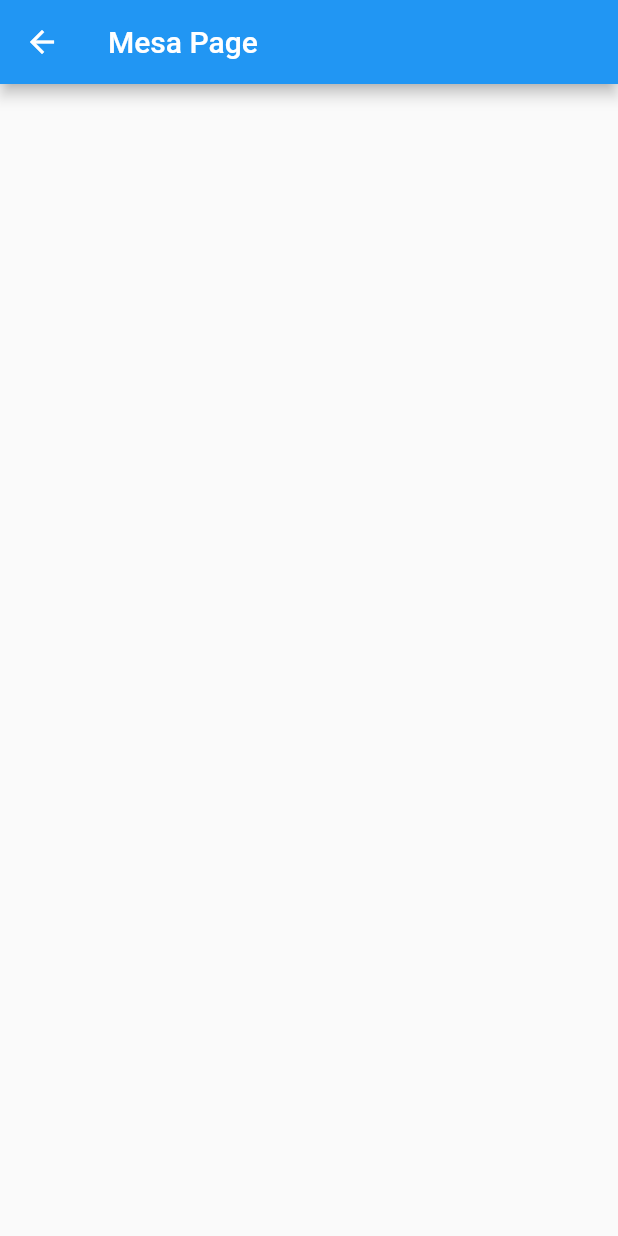
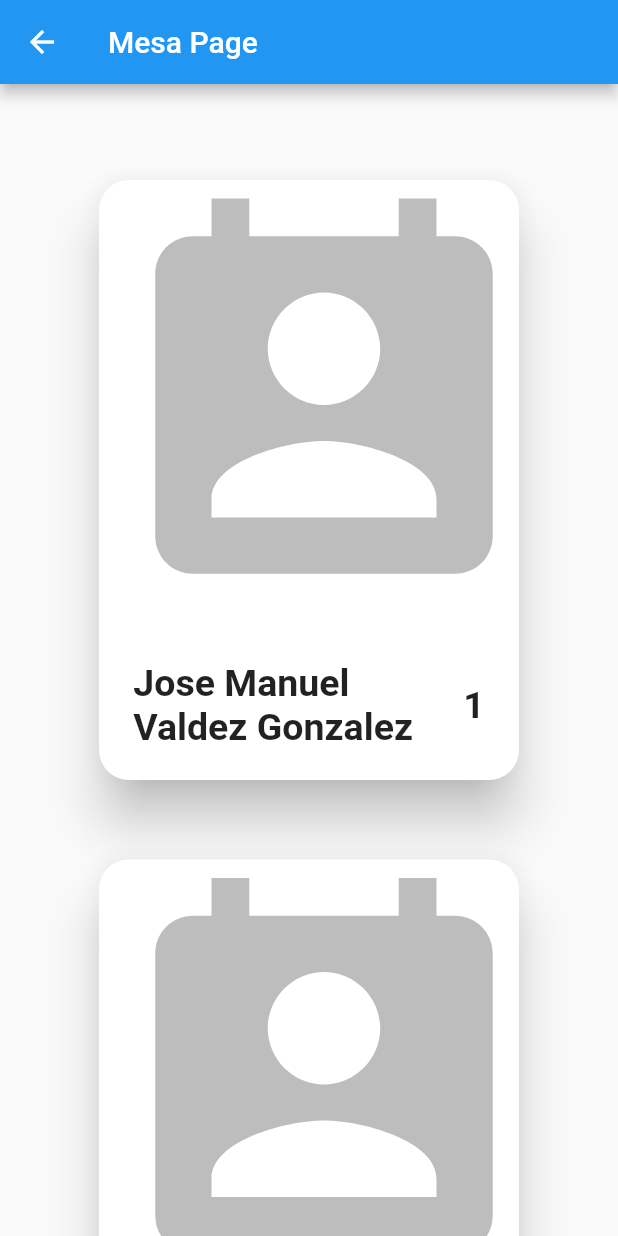
Before and after one commit to Manuel098/restaurant_app, a Flutter app: the Mesa screen opened by its route, on a phone screen of 412 x 824 dp. Run offline on Flutter 3.47's test engine with Material 2 defaults, Android fonts, the phone set to English and light mode, and no system bars; network calls fail.

Commit message:
Mesas v1 :pig:

```diff
--- a/data/home.json
+++ b/data/home.json
@@ -1,6 +1,6 @@
 {
     "admin":[
-        {"title":"inventario","route":"inventario", "URL":"https://adventech-soluciones.com/wp-content/uploads/2019/05/inventario-icono-png.png"},
+        {"title":"inventario","route":"invent", "URL":"https://adventech-soluciones.com/wp-content/uploads/2019/05/inventario-icono-png.png"},
         {"title":"Registrar Meseros","route":"signUpAdmin", "URL":"https://cdn1.iconfinder.com/data/icons/users-vol-2/32/user-man-enter-login-signup-512.png"},
         {"title":"Dinero Total","route":"totalMoney", "URL":"https://i.dlpng.com/static/png/6859105_preview.png"}
     ],
--- a/lib/src/pages/mesa/index_mesa.dart
+++ b/lib/src/pages/mesa/index_mesa.dart
@@ -7,6 +7,94 @@ class Mesa extends StatelessWidget {
   Widget build(BuildContext context) {
     return Scaffold(
       appBar: AppBar(title: Text('Mesa Page'),),
+      body: Center(
+        child: ListView(
+          children: <Widget>[
+            SizedBox(height: 60,),
+            ListTile(
+              title: _cardUser(name: 'Jose Manuel Valdez Gonzalez',id: '1'),
+              onTap: ()=>_alertMesas(cont: context,data: [
+                {'num':'1'},{'num':'2'},{'num':'3'},{'num':'3'},{'num':'3'},{'num':'3'}
+              ]),
+            ),
+            SizedBox(height: 45,),
+            ListTile(
+              title: _cardUser(name: 'David Alejandro Rueda Rivas',id: '2'),
+              onTap: ()=>_alertMesas(cont: context,data: [
+                {'num':'1'},{'num':'2'},{'num':'3'},{'num':'3'}
+              ]),
+            ),
+            SizedBox(height: 45,),
+            ListTile(
+              title: _cardUser(name: 'Christian Antonio Avila Saucedo',id: '4'),
+              onTap: ()=>_alertMesas(cont: context,data: [
+                {'num':'3'},{'num':'3'},{'num':'3'}
+              ]),
+            ),
+            SizedBox(height: 45,),
+            _cardUser(name: 'Ernesto',id: '3'),
+            SizedBox(height: 45,),
+          ],
+        )
+      )
     );
   }
+
+  _cardUser({String name, String id})=>Card(
+    margin: EdgeInsets.only(left:50, right: 50),
+    shape: RoundedRectangleBorder(borderRadius: BorderRadius.circular(20)),
+    elevation: 15,
+    child: Column(
+      mainAxisSize: MainAxisSize.min,
+      children: <Widget>[
+        Icon(Icons.perm_contact_calendar,size: 300, color: Colors.black26,),
+        Row(
+          children: <Widget>[
+            Container(child: Text(name,style: TextStyle(
+              fontSize: 25,
+              fontWeight: FontWeight.bold),
+            ),width: 200,),
+            SizedBox(width: 20,),
+            Text(id,style: TextStyle(
+              fontSize: 25,
+              fontWeight: FontWeight.bold
+            ),),
+            SizedBox(height: 100,),
+          ],
+          mainAxisSize: MainAxisSize.min,
+        )
+      ],
+    ),
+  );
+
+  void _alertMesas({List data, BuildContext cont}){
+    showDialog(context: cont, builder: (cont){
+      List<Row> mesas = List<Row>();
+      for (var item in data) {
+        mesas.add(Row(
+          mainAxisSize: MainAxisSize.min,
+          children: <Widget>[
+            Text('Mesa ${item['num']}'),
+            ButtonBar(children: <Widget>[
+              RaisedButton(onPressed: (){},child: Icon(Icons.navigate_next, color: Colors.white70,),color: Colors.green,elevation: 12, disabledColor: Colors.green,),
+              RaisedButton(onPressed: (){},child: Icon(Icons.cancel, color: Colors.white70,),color: Colors.red,elevation: 12,)
+            ],),
+          ],
+        ));
+      }
+
+      return AlertDialog(
+        shape: RoundedRectangleBorder(borderRadius: BorderRadius.circular(12)),
+        title: Text('Mesas'),
+        content: Column(
+          mainAxisSize: MainAxisSize.min,
+          children: mesas
+        ),
+        actions: <Widget>[
+          FlatButton(onPressed: (){}, child: Text('Continuar')),
+          FlatButton(onPressed: ()=>Navigator.of(cont).pop(), child: Text('Salir')),
+        ],
+      );
+    });
+  }
 }
```
Also changed, not shown: lib/src/pages/home/index_home.dart (+6 -11 lines), lib/src/providers/home_provider.dart (+2 -5 lines).
